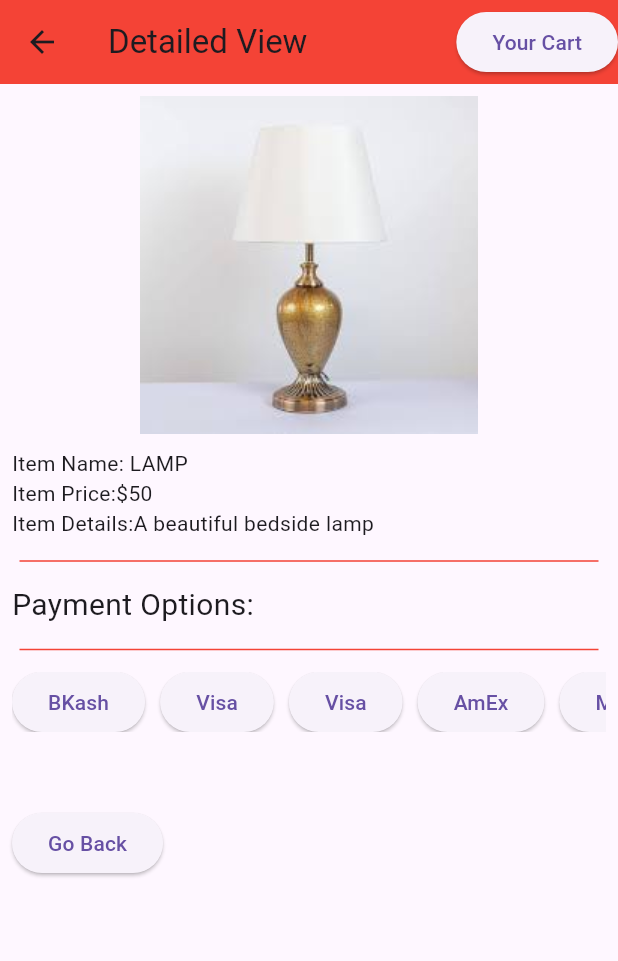
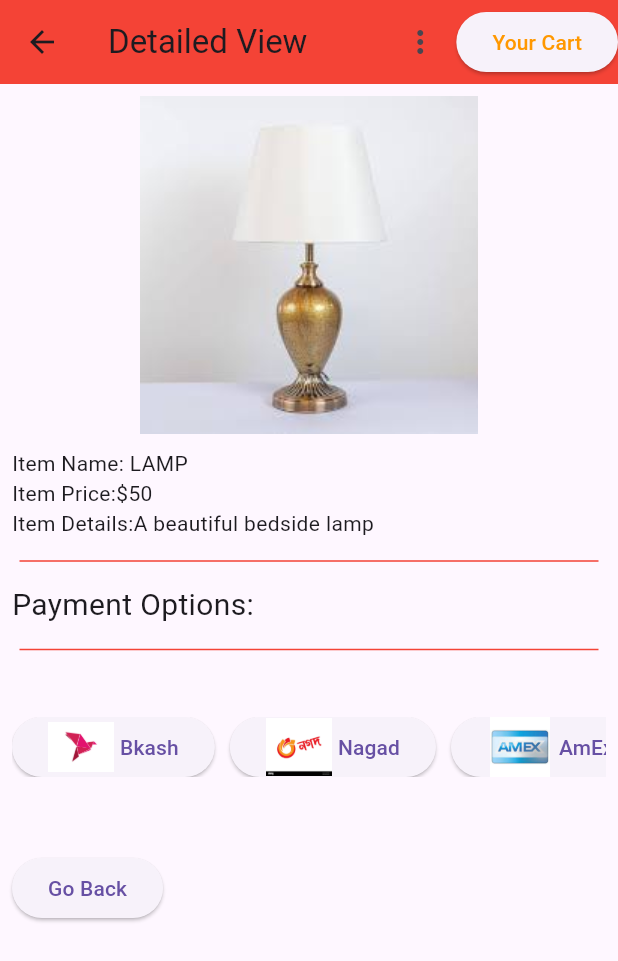
Before and after one commit to Samiul-7/Assignment-1, a Flutter app: the screen it shows after launch, after a tap on "BUY NOW", on a phone screen of 412 x 824 dp. Shown: the top 961 px of the screen. Run offline on Flutter 3.47's test engine with Material 3 defaults, Android fonts, the phone set to English and light mode, and no system bars.

```diff
--- a/lib/CartSection.dart
+++ b/lib/CartSection.dart
@@ -3,6 +3,7 @@ import 'ItemTile.dart';
 
 class CartSection extends StatelessWidget {
   final ImageDetails imageDetails;
+  String dropdownvalue='one';
    CartSection({super.key, required this.imageDetails});
   @override
   Widget build(BuildContext context) {
@@ -11,12 +12,32 @@ class CartSection extends StatelessWidget {
         backgroundColor: Colors.red,
         title: Text('Detailed View'),
         actions: [
-          ElevatedButton(onPressed:(){
-
-          },
-            child: const Text('Your Cart'),
-          )
-        ],
+      PopupMenuButton<String>(
+      onSelected: (value) {
+        // Handle the selected value
+        print('Selected: $value');
+      },
+        itemBuilder: (BuildContext context) {
+          return [
+            PopupMenuItem<String>(
+              value: '1',
+              child: Text('Option 1'),
+            ),
+            PopupMenuItem<String>(
+              value: 'Option 2',
+              child: Text('Option 2'),
+            ),
+            PopupMenuItem<String>(
+              value: 'Option 3',
+              child: Text('Option 3'),
+            ),
+          ];
+        }
+        ),
+          ElevatedButton(onPressed: () {},
+            child: const Text('Your Cart',style: TextStyle(color: Colors.orange)),
+          ),
+    ],
       ),
       body: Padding(
         padding: const EdgeInsets.all(8.0),
@@ -35,42 +56,83 @@ class CartSection extends StatelessWidget {
                 style: TextStyle(fontSize: 20),
               ),
               Divider(height: 30, color: Colors.red, indent: 5, endIndent: 5, thickness: 1.0,),
+              SizedBox(height: 30),
               Container(
                 height: 40,
                 child: ListView(
                   scrollDirection: Axis.horizontal,
                   children: [
                     ElevatedButton(onPressed: () {},
-                      child: const Text('BKash'),
+                      child: Row(
+                        //mainAxisSize: MainAxisSize.min,
+                        children: [
+                          Image.asset(
+                            'assets/bkash.png', // Replace with your image asset path
+                            height: 44.0,
+                            width: 44.0,
+                          ),
+                          SizedBox(width: 4.0),
+                          Text('Bkash'),
+                        ],
+                      ),
                     ),
                     SizedBox(width: 10,),
                     ElevatedButton(onPressed: () {},
-                      child: const Text('Visa'),
+                      child: Row(
+                        //mainAxisSize: MainAxisSize.min,
+                        children: [
+                        Image.asset(
+                        'assets/nagad.jpg', // Replace with your image asset path
+                        height: 44.0,
+                        width: 44.0,
+                      ),
+                      SizedBox(width: 4.0),
+                      Text('Nagad'),
+                        ],
+                    ),
+                    ),
+                    SizedBox(width: 10.0),
+                    ElevatedButton(onPressed: () {},
+                      child: Row(
+                        //mainAxisSize: MainAxisSize.min,
+                        children: [
+                          Image.asset(
+                            'assets/amex.jpg', // Replace with your image asset path
+                            height: 44.0,
+                            width: 44.0,
+                          ),
+                          SizedBox(width: 4.0),
+                          Text('AmEx'),
+                        ],
+                      ),
                     ),
                     SizedBox(width: 10,),
                     ElevatedButton(onPressed: () {},
-                      child: const Text('Visa'),
-                    ),
-                    SizedBox(width: 10,),
-                    ElevatedButton(onPressed: () {},
-                      child: const Text('AmEx'),
-                    ),
-                    SizedBox(width: 10,),
-                    ElevatedButton(onPressed: () {},
-                      child: const Text('MasterCard'),
+                      child: Row(
+                        //mainAxisSize: MainAxisSize.min,
+                        children: [
+                          Image.asset(
+                            'assets/master.png', // Replace with your image asset path
+                            height: 44.0,
+                            width: 44.0,
+                          ),
+                          SizedBox(width: 4.0),
+                          Text('Master Card'),
+                        ],
+                      ),
                     ),
                   ],
                 ),
               ),
               //Divider(height: 30, color: Colors.red, indent: 5, endIndent: 5, thickness: 1.0,),
-              SizedBox(height: 50,),
+              SizedBox(height: 50),
               ElevatedButton(onPressed: () {
                 Navigator.popUntil(context, (route) => route.isFirst);
               },
                 child: const Text('Go Back'),
               ),
             ],
-          )
+          ),
         ),
       ),
     );
```
Also changed, not shown: assets/amex.jpg (added), assets/bkash.png (added), assets/master.png (added), assets/nagad.jpg (added).
